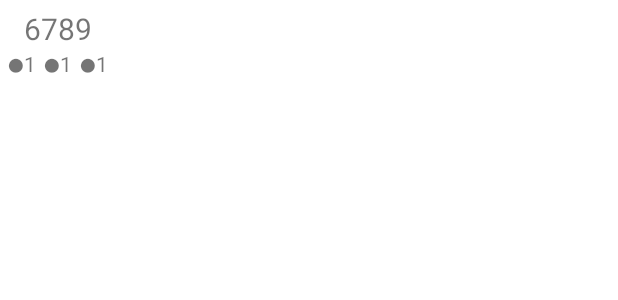
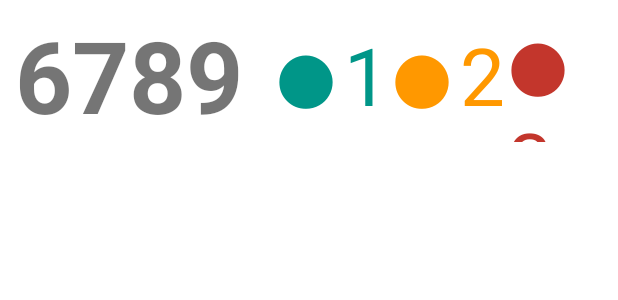
Before and after one commit to asjay18/cs496_1stWeek, an Android app: the layout game_history_items.xml on its own in the app's theme, with its tools: preview values and no code run, on a phone screen of 412 x 824 dp. Shown: the top 300 px of the screen. Run offline under Robolectric (Android 15) with nearby library versions, the phone set to English and light mode, and no system bars.

Commit message:
Game 결과창 Adapter

```diff
--- /dev/null
+++ b/app/src/main/java/com/example/cs496_1stweek/game/GameHistoryItem.kt
@@ -0,0 +1,3 @@
+package com.example.cs496_1stweek.game
+
+class GameHistoryItem (val input : String, val strike : String, val ball : String, val out : String)
--- a/app/src/main/res/layout/game_history_items.xml
+++ b/app/src/main/res/layout/game_history_items.xml
@@ -2,54 +2,73 @@
 <androidx.constraintlayout.widget.ConstraintLayout xmlns:android="http://schemas.android.com/apk/res/android"
     xmlns:app="http://schemas.android.com/apk/res-auto"
     xmlns:tools="http://schemas.android.com/tools"
+    android:layout_width="match_parent"
+    android:layout_height="wrap_content"
+    android:layout_margin="5dp"
+    android:clickable="false"
+    android:longClickable="false">
+
+    <LinearLayout
+        android:layout_width="match_parent"
+        android:layout_height="match_parent"
+        android:clickable="false"
+        android:gravity="center_horizontal"
+        android:longClickable="false"
+        android:orientation="horizontal">
+
+        <TextView
+            android:id="@+id/input_number"
             android:layout_width="wrap_content"
             android:layout_height="wrap_content"
-    android:layout_margin="5dp">
-
-    <TextView
-        android:id="@+id/textView2"
-        android:layout_width="wrap_content"
-        android:layout_height="wrap_content"
+            android:layout_marginStart="2pt"
+            android:clickable="false"
+            android:linksClickable="false"
+            android:longClickable="false"
             android:text="6789"
-        android:textSize="20sp"
-        app:layout_constraintBottom_toTopOf="@+id/linearLayout3"
-        app:layout_constraintEnd_toEndOf="parent"
-        app:layout_constraintStart_toStartOf="parent"
-        app:layout_constraintTop_toTopOf="parent" />
+            android:textSize="30pt"
+            android:textStyle="bold" />
 
         <LinearLayout
             android:id="@+id/linearLayout3"
-        android:layout_width="match_parent"
-        android:layout_height="wrap_content"
-        android:layout_marginTop="25dp"
-        android:orientation="horizontal"
-        app:layout_constraintBottom_toBottomOf="parent"
-        app:layout_constraintEnd_toEndOf="parent"
-        app:layout_constraintStart_toStartOf="parent"
-        app:layout_constraintTop_toTopOf="@id/textView2">
+            android:layout_width="wrap_content"
+            android:layout_height="match_parent"
+            android:layout_marginStart="10pt"
+            android:layout_marginEnd="2pt"
+            android:clickable="false"
+            android:gravity="center"
+            android:longClickable="false"
+            android:orientation="horizontal">
 
             <TextView
-            android:id="@+id/textView"
+                android:id="@+id/strike"
                 android:layout_width="wrap_content"
                 android:layout_height="wrap_content"
-            android:text="⬤1" />
+                android:letterSpacing="0.1"
+                android:text="⬤1"
+                android:textColor="#009688"
+                android:textSize="24pt" />
 
             <TextView
-            android:id="@+id/textView6"
+                android:id="@+id/ball"
                 android:layout_width="wrap_content"
                 android:layout_height="wrap_content"
-            android:layout_marginStart="5dp"
-            android:layout_marginEnd="5dp"
-            android:layout_weight="1"
-            android:text="⬤1" />
+                android:layout_marginStart="1pt"
+                android:layout_marginEnd="1pt"
+                android:letterSpacing="0.1"
+                android:text="⬤2"
+                android:textColor="#FF9800"
+                android:textSize="24pt" />
 
             <TextView
-            android:id="@+id/textView7"
+                android:id="@+id/out"
                 android:layout_width="wrap_content"
                 android:layout_height="wrap_content"
-            android:layout_weight="1"
-            android:text="⬤1" />
+                android:letterSpacing="0.1"
+                android:text="⬤3"
+                android:textColor="#C3362C"
+                android:textSize="24pt" />
 
+        </LinearLayout>
     </LinearLayout>
 
 </androidx.constraintlayout.widget.ConstraintLayout>
```
Also changed, not shown: app/src/main/java/com/example/cs496_1stweek/game/GameFragment.kt (+16 -2 lines), app/src/main/java/com/example/cs496_1stweek/game/GameHistoryAdapter.kt (added, +46 -0 lines), app/src/main/res/layout/game_frag.xml (+5 -2 lines). Lines whose indentation alone changed are shown as unchanged.
